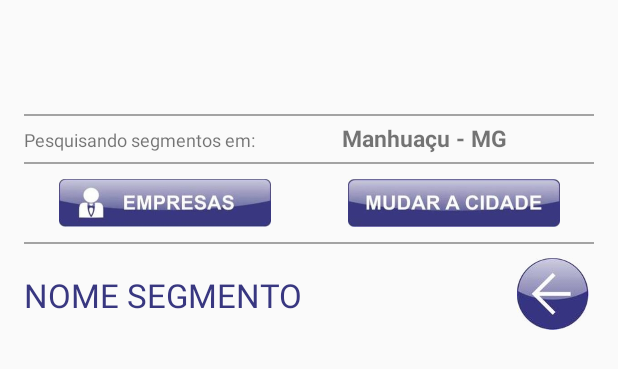
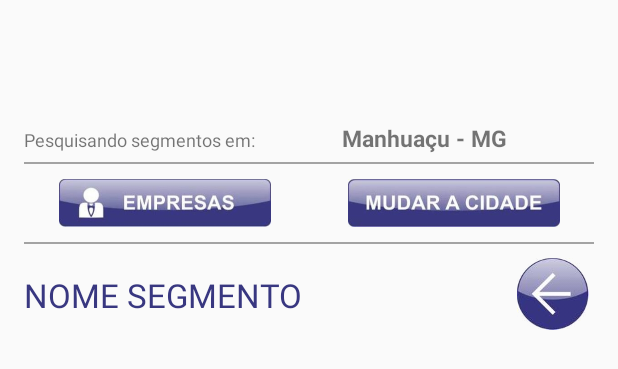
Before and after one commit to jjtoledo/guiacom, an Android app: the layout content_empresas.xml on its own in the app's theme, with its tools: preview values and no code run, on a phone screen of 412 x 824 dp. Shown: the top 369 px of the screen. Run offline under Robolectric (Android 15) with nearby library versions, the phone set to English and light mode, and no system bars.

Commit message:
fotos e detalhes cidade (correções layout)

```diff
--- a/app/src/main/AndroidManifest.xml
+++ b/app/src/main/AndroidManifest.xml
@@ -59,7 +59,7 @@
 
         <meta-data
             android:name="com.google.android.geo.API_KEY"
-            android:value="AIzaSyClv-Y22p0tq_ZCMvEI5ZFoIKFbAko2Y4A" />
+            android:value="AIzaSyDe6xel9SbxaHdI_JbKScPuSgvDP_jkI3Q" />
         <meta-data
             android:name="com.google.android.gms.version"
             android:value="@integer/google_play_services_version" />
--- a/app/src/main/java/com/jose/guiacom/CustomSwipeAdapter.java
+++ b/app/src/main/java/com/jose/guiacom/CustomSwipeAdapter.java
@@ -12,6 +12,7 @@ import android.view.ViewGroup;
 import android.widget.ImageView;
 import android.widget.LinearLayout;
 import android.widget.RelativeLayout;
+import android.widget.TextView;
 
 import com.squareup.picasso.Picasso;
 
@@ -78,6 +79,8 @@ public class CustomSwipeAdapter extends PagerAdapter {
             Picasso.with(context)
                     .load(img + fotos.get(position).foto)
                     .into(iv);
+            TextView descricao = (TextView) v.findViewById(R.id.descricao);
+            descricao.setText(fotos.get(position).descricao);
             container.addView(v);
         }
 
--- a/app/src/main/java/com/jose/guiacom/Foto.java
+++ b/app/src/main/java/com/jose/guiacom/Foto.java
@@ -11,4 +11,6 @@ import java.io.Serializable;
 public class Foto implements Serializable {
     @SerializedName("foto")
     public String foto;
+    @SerializedName("descricao")
+    public String descricao;
 }
--- a/app/src/main/res/layout/content_empresas.xml
+++ b/app/src/main/res/layout/content_empresas.xml
@@ -61,12 +61,6 @@
         android:layout_alignParentRight="true"
         android:layout_marginTop="10sp" />
 
-    <View
-        android:id="@+id/Divisor1"
-        android:layout_width="fill_parent"
-        android:layout_height="1dp"
-        android:background="#A3A3A3"/>
-
     <LinearLayout
         android:orientation="horizontal"
         android:id="@+id/l1"
--- a/app/src/main/res/layout/content_segment.xml
+++ b/app/src/main/res/layout/content_segment.xml
@@ -61,12 +61,6 @@
         android:layout_alignParentRight="true"
         android:layout_marginTop="10sp" />
 
-    <View
-        android:id="@+id/Divisor1"
-        android:layout_width="fill_parent"
-        android:layout_height="1dp"
-        android:background="#A3A3A3"/>
-
     <LinearLayout
         android:orientation="horizontal"
         android:id="@+id/l1"
```
Also changed, not shown: app/build.gradle (+7 -7 lines), app/src/main/java/com/jose/guiacom/DetalhesPremiumActivity.java (+2 -2 lines), app/src/main/res/layout/swipe_fotos.xml (+9 -0 lines).
